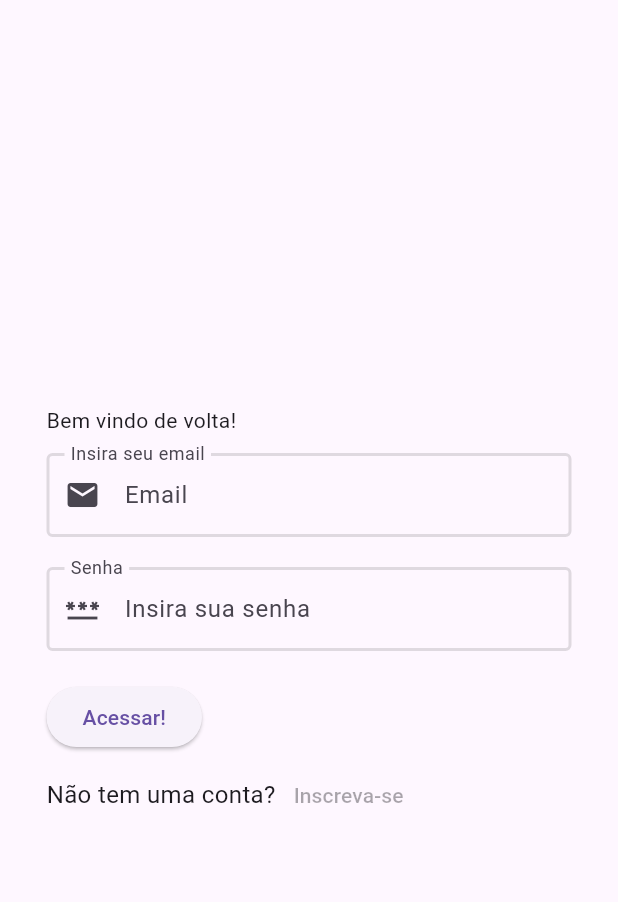
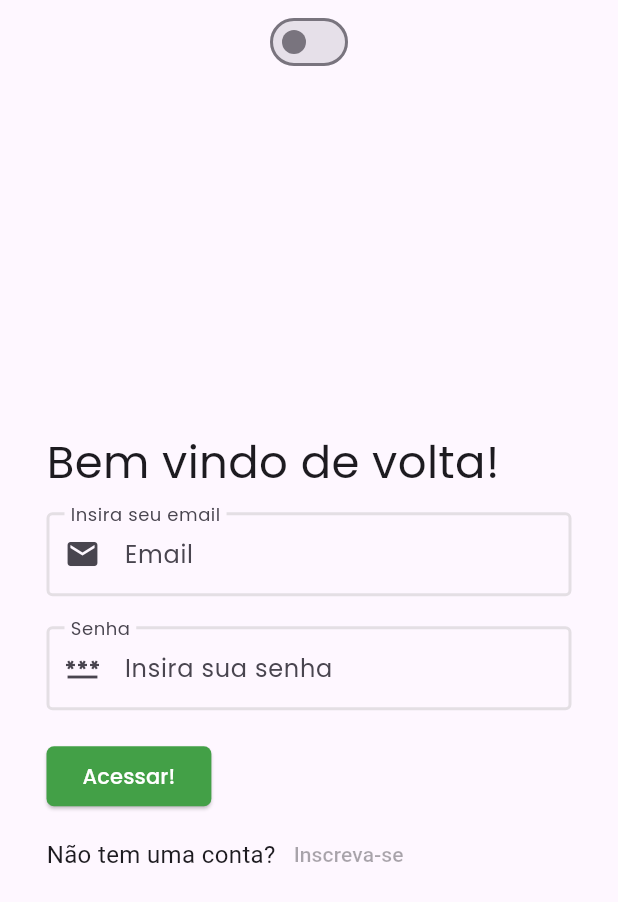
Before and after one commit to JSanchesDovichi/DesafioTecnicoGraoDireto, a Flutter app: the screen it shows after launch, on a phone screen of 412 x 824 dp. Shown: the top 902 px of the screen. Run offline on Flutter 3.47's test engine with Material 3 defaults, Android fonts, the phone set to English and light mode, and no system bars; our stand-ins replace dio, flutter_secure_storage, google_fonts.

Commit message:
Implementação de tema escuro + melhorias leves em home

```diff
--- a/front_end/lib/Telas/login.dart
+++ b/front_end/lib/Telas/login.dart
@@ -8,32 +8,16 @@ import 'package:front_end/Utils/global_resources.dart';
 import 'package:front_end/Utils/result.dart';
 import 'package:front_end/Widgets/input.dart';
 import 'package:front_end/Widgets/transition.dart';
+import 'package:google_fonts/google_fonts.dart';
 
-/*
-Route _RouteTransition() {
-  return PageRouteBuilder(
-    pageBuilder: (context, animation, secondaryAnimation) =>
-        const ListaRestaurantes(),
-    transitionsBuilder: (context, animation, secondaryAnimation, child) {
-      const begin = Offset(0.0, 1.0);
-      const end = Offset.zero;
-      const curve = Curves.ease;
-
-      var tween = Tween(begin: begin, end: end).chain(CurveTween(curve: curve));
-
-      return SlideTransition(
-        position: animation.drive(tween),
-        child: child,
-      );
-    },
-  );
-}
-*/
-
-class Login extends StatelessWidget {
-  /// Constructs a [MyApp]
+class Login extends StatefulWidget {
   const Login({super.key});
 
+  @override
+  State<Login> createState() => _LoginState();
+}
+
+class _LoginState extends State<Login> {
   @override
   Widget build(BuildContext context) {
     final chaveIdentificacaoForm = GlobalKey<FormState>();
@@ -118,8 +102,21 @@ class Login extends StatelessWidget {
         readOnly: false);
 
     return MaterialApp(
-      //theme: Resources.themeData,
+      theme: Resources.themeData,
       home: Scaffold(
+          appBar: AppBar(
+            centerTitle: true,
+            title: Switch.adaptive(
+                activeColor: Colors.green.shade100,
+                value: Resources.isDark,
+                onChanged: (value) {
+                  setState(() {
+                    Resources.isDark = value;
+
+                    Resources.setThemeData();
+                  });
+                }),
+          ),
           body: Center(
               child: Form(
                   key: chaveIdentificacaoForm,
@@ -128,7 +125,10 @@ class Login extends StatelessWidget {
                     crossAxisAlignment: CrossAxisAlignment.start,
                     children: [
                       //Textos.tituloPagina('Entrar'),
-                      Text("Bem vindo de volta!"),
+                      Text(
+                        "Bem vindo de volta!",
+                        style: GoogleFonts.poppins(fontSize: 30),
+                      ),
                       const Padding(
                         padding: EdgeInsets.only(top: 12),
                       ),
@@ -141,9 +141,21 @@ class Login extends StatelessWidget {
                         padding: const EdgeInsets.only(top: 20),
                         child: ElevatedButton(
                           onPressed: enviarDadosLogin,
+
+                          style: ButtonStyle(
+                              shape: WidgetStatePropertyAll(
+                                RoundedRectangleBorder(
+                                  borderRadius: BorderRadius.circular(5.0),
+                                ),
+                              ),
+                              backgroundColor: WidgetStatePropertyAll(
+                                  Colors.green.shade600)),
                           //style: estiloBotaoGrande(),
+
                           child: Text(
                             'Acessar!',
+                            style: GoogleFonts.poppins(
+                                color: Resources.themeData.indicatorColor),
                             /*
                   style: GoogleFonts.poppins(
                       textStyle: TextStyle(
@@ -170,12 +182,6 @@ class Login extends StatelessWidget {
                           ),
                           TextButton(
                             onPressed: null,
-                            /*
-                  onPressed: () {
-                    Navigator.of(Resources.navigatorKey.currentContext!)
-                        .pushNamed(CadastroUsuarios.route);
-                  },
-                  */
                             child: Text(
                               'Inscreva-se',
                               //style: Temas.estiloTextoPequeno()
@@ -187,29 +193,4 @@ class Login extends StatelessWidget {
                   )))),
     );
   }
-
-  /*
-  @override
-  Widget build(BuildContext context) {
-    return Center(
-        child: Column(
-      mainAxisAlignment: MainAxisAlignment.center,
-      children: [
-        const CircularProgressIndicator(),
-        ElevatedButton(
-            /*
-            onPressed: () async {
-              FormData test = FormData.fromMap({
-                "username": "juregue",
-                "password": "JuregueDaSilva",
-              });
-              UsuarioDAO().login(test).then((resposta) => {print(resposta)});
-            },
-            */
-            onPressed: null,
-            child: const Text("Testar conexão!")),
-      ],
-    ));
-  }
-  */
 }
--- a/front_end/lib/Utils/global_resources.dart
+++ b/front_end/lib/Utils/global_resources.dart
@@ -19,12 +19,16 @@ class Resources {
 
   //static Function atualizarTelaDashboard = () {};
 
-  /*
   static bool isDark = false;
-  static final ThemeData themeData = ThemeData(
+  static ThemeData themeData = ThemeData(
       useMaterial3: true,
       brightness: isDark ? Brightness.dark : Brightness.light);
-  */
+
+  static setThemeData() {
+    themeData = ThemeData(
+        useMaterial3: true,
+        brightness: isDark ? Brightness.dark : Brightness.light);
+  }
 
   factory Resources() {
     return _singleton;
--- a/front_end/lib/Widgets/input.dart
+++ b/front_end/lib/Widgets/input.dart
@@ -1,5 +1,7 @@
 import 'package:flutter/material.dart';
 import 'package:flutter/services.dart';
+import 'package:front_end/Utils/global_resources.dart';
+import 'package:google_fonts/google_fonts.dart';
 
 Widget caixaInput(
     {required TextEditingController controlador,
@@ -17,14 +19,17 @@ Widget caixaInput(
   return ConstrainedBox(
     constraints: const BoxConstraints(maxWidth: 350),
     child: TextFormField(
+        style: GoogleFonts.poppins(color: Resources.themeData.indicatorColor),
         obscureText: obscureText,
         readOnly: readOnly,
         controller: controlador,
         inputFormatters: formatters,
         decoration: InputDecoration(
+            floatingLabelStyle: GoogleFonts.poppins(),
             enabledBorder: OutlineInputBorder(
                 borderSide: BorderSide(
-                    color: Colors.black12,
+                    //color: Colors.black12,
+                    color: Resources.themeData.highlightColor,
                     /*
                     color: Resources.isDarkModeEnabled == true
                         ? Temas.temaAtual().secondaryHeaderColor
@@ -33,7 +38,7 @@ Widget caixaInput(
                     width: 2)),
             focusedBorder: OutlineInputBorder(
                 borderSide: BorderSide(
-                    color: Colors.black,
+                    color: Resources.themeData.highlightColor,
                     /*
                     color: Resources.isDarkModeEnabled == true
                         ? Temas.temaAtual().primaryColor
--- a/front_end/lib/main.dart
+++ b/front_end/lib/main.dart
@@ -18,14 +18,12 @@ class Driver extends StatelessWidget {
 
   @override
   Widget build(BuildContext context) {
-    /*
     if (MediaQuery.of(context).platformBrightness == Brightness.dark) {
       Resources.isDark = true;
     }
-    */
 
     return MaterialApp(
-      //theme: Resources.themeData,
+      theme: Resources.themeData,
       home: const Login(),
     );
   }
--- a/front_end/pubspec.yaml
+++ b/front_end/pubspec.yaml
@@ -42,6 +42,7 @@ dependencies:
   dio: ^5.7.0
   flutter_secure_storage: ^9.2.2
   crypto: ^3.0.6
+  google_fonts: ^6.2.1
 
 dev_dependencies:
   flutter_test:
```
Also changed, not shown: front_end/lib/Telas/dashboard.dart (+16 -36 lines), front_end/lib/Telas/restaurantes.dart (+9 -1 lines), front_end/lib/Widgets/tile_restaurante.dart (+3 -4 lines), back_end/static/rest-1.jpeg (added), back_end/static/rest-2.jpeg (added), back_end/static/rest-3.jpg (added), front_end/pubspec.lock, 1 other file.
